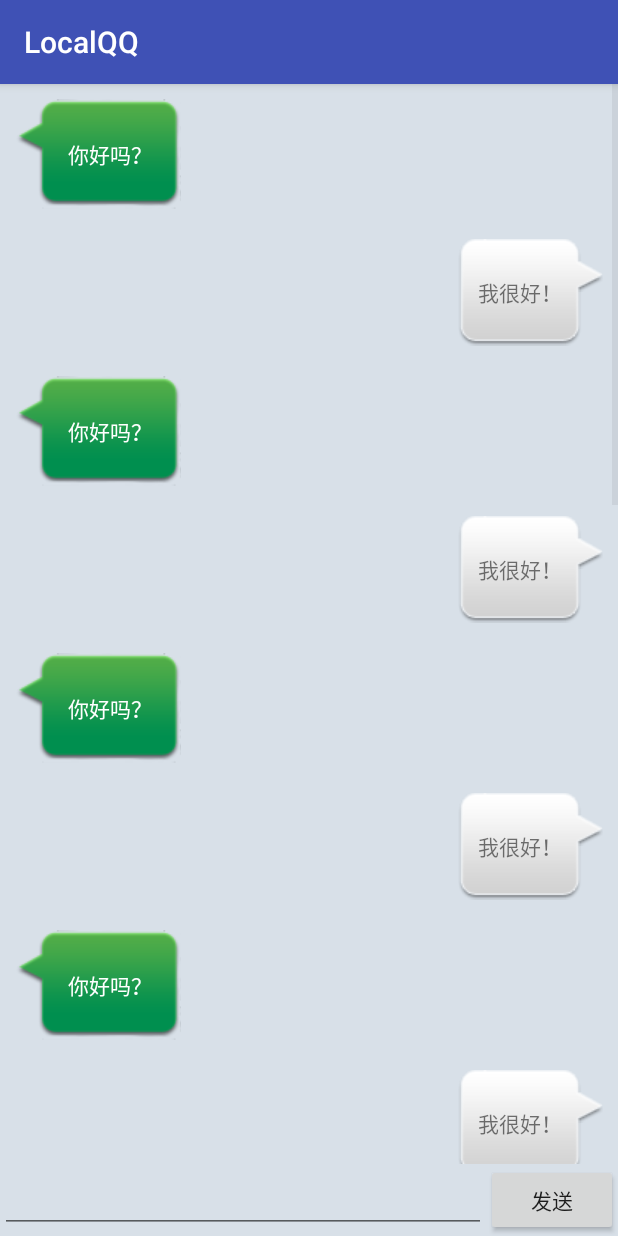
After one commit to dengjianno1/localqq, an Android app: the ChatActivity screen opened directly, with no data from a screen before it, on a phone screen of 412 x 824 dp. The commit adds this screen. Run offline under Robolectric (Android 15) with nearby library versions, the phone set to English and light mode, and no system bars.

Commit message:
添加聊天界面。

```diff
--- a/app/src/main/AndroidManifest.xml
+++ b/app/src/main/AndroidManifest.xml
@@ -1,7 +1,9 @@
 <?xml version="1.0" encoding="utf-8"?>
 <manifest xmlns:android="http://schemas.android.com/apk/res/android"
     package="com.djsoft.localqq">
+
     <uses-permission android:name="android.permission.INTERNET" />
+
     <application
         android:name=".MyApplication"
         android:allowBackup="true"
@@ -20,7 +22,9 @@
         <service
             android:name=".service.ReceiveService"
             android:enabled="true"
-            android:exported="true"></service>
+            android:exported="true" />
+
+        <activity android:name=".ChatActivity"></activity>
     </application>
 
 </manifest>
--- /dev/null
+++ b/app/src/main/java/com/djsoft/localqq/ChatActivity.java
@@ -0,0 +1,39 @@
+package com.djsoft.localqq;
+
+import android.support.v7.app.AppCompatActivity;
+import android.os.Bundle;
+import android.widget.ListView;
+
+import com.djsoft.localqq.adapter.MsgAdapter;
+import com.djsoft.localqq.db.Msg;
+
+import java.util.ArrayList;
+import java.util.List;
+
+public class ChatActivity extends AppCompatActivity {
+    private List<Msg> msgList=new ArrayList<>();
+    @Override
+    protected void onCreate(Bundle savedInstanceState) {
+        super.onCreate(savedInstanceState);
+        setContentView(R.layout.activity_chat);
+        initMsg();
+        MsgAdapter msgAdapter=new MsgAdapter(this, R.layout.msg_item,msgList);
+        ListView listView=(ListView) findViewById(R.id.msg_list_view);
+        listView.setAdapter(msgAdapter);
+    }
+    private void initMsg(){
+        for (int i = 0; i < 20; i++) {
+            if (i%2==0){
+                Msg msg=new Msg();
+                msg.setType(Msg.TYPE_RECEIVED);
+                msg.setContent("你好吗？");
+                msgList.add(msg);
+            }else {
+                Msg msg=new Msg();
+                msg.setType(Msg.TYPE_SENT);
+                msg.setContent("我很好！");
+                msgList.add(msg);
+            }
+        }
+    }
+}
--- a/app/src/main/java/com/djsoft/localqq/adapter/FriendAdapter.java
+++ b/app/src/main/java/com/djsoft/localqq/adapter/FriendAdapter.java
@@ -1,12 +1,16 @@
 package com.djsoft.localqq.adapter;
 
+import android.content.Intent;
 import android.support.v7.widget.RecyclerView;
 import android.view.LayoutInflater;
 import android.view.View;
 import android.view.ViewGroup;
 import android.widget.ImageView;
 import android.widget.TextView;
+import android.widget.Toast;
 
+import com.djsoft.localqq.ChatActivity;
+import com.djsoft.localqq.MyApplication;
 import com.djsoft.localqq.R;
 import com.djsoft.localqq.db.Friend;
 
@@ -26,7 +30,18 @@ public class FriendAdapter extends RecyclerView.Adapter<FriendAdapter.ViewHolder
     @Override
     public ViewHolder onCreateViewHolder(ViewGroup parent, int viewType) {
         View view= LayoutInflater.from(parent.getContext()).inflate(R.layout.friend_item,parent,false);
-        ViewHolder holder=new ViewHolder(view);
+        final ViewHolder holder=new ViewHolder(view);
+        holder.friendView.setOnClickListener(new View.OnClickListener() {
+            @Override
+            public void onClick(View v) {
+                int position=holder.getAdapterPosition();
+                Friend friend=mFriendList.get(position);
+                Toast.makeText(MyApplication.getContext(), friend.toString(), Toast.LENGTH_SHORT).show();
+                Intent chatIntent=new Intent(MyApplication.getContext(), ChatActivity.class);
+                chatIntent.addFlags(Intent.FLAG_ACTIVITY_NEW_TASK);
+                MyApplication.getContext().startActivity(chatIntent);
+            }
+        });
         return holder;
     }
 
@@ -44,11 +59,13 @@ public class FriendAdapter extends RecyclerView.Adapter<FriendAdapter.ViewHolder
     }
 
     static class ViewHolder extends RecyclerView.ViewHolder{
+        View friendView;
         ImageView friendImage;
         TextView friendName;
         TextView friendAddress;
         public ViewHolder(View itemView) {
             super(itemView);
+            friendView=itemView;
             friendImage=(ImageView) itemView.findViewById(R.id.friend_image);
             friendName=(TextView) itemView.findViewById(R.id.friend_name);
             friendAddress=(TextView) itemView.findViewById(R.id.friend_address);
--- /dev/null
+++ b/app/src/main/java/com/djsoft/localqq/adapter/MsgAdapter.java
@@ -0,0 +1,50 @@
+package com.djsoft.localqq.adapter;
+
+import android.content.Context;
+import android.support.annotation.LayoutRes;
+import android.support.annotation.NonNull;
+import android.support.annotation.Nullable;
+import android.view.LayoutInflater;
+import android.view.View;
+import android.view.ViewGroup;
+import android.widget.ArrayAdapter;
+import android.widget.LinearLayout;
+import android.widget.TextView;
+
+import com.djsoft.localqq.R;
+import com.djsoft.localqq.db.Msg;
+
+import java.util.List;
+
+/**
+ * Created by dengjian on 2017/6/4.
+ */
+
+public class MsgAdapter extends ArrayAdapter<Msg> {
+    private int resourceId;
+    public MsgAdapter(@NonNull Context context, @LayoutRes int resource, @NonNull List<Msg> objects) {
+        super(context, resource, objects);
+        resourceId=resource;
+    }
+
+    @NonNull
+    @Override
+    public View getView(int position, @Nullable View convertView, @NonNull ViewGroup parent) {
+        Msg msg=getItem(position);
+        View view= LayoutInflater.from(getContext()).inflate(resourceId, parent,false);
+        LinearLayout leftLayout=(LinearLayout) view.findViewById(R.id.left_layout);
+        LinearLayout rightLayout=(LinearLayout) view.findViewById(R.id.right_layout);
+        TextView leftMsg=(TextView) view.findViewById(R.id.left_msg);
+        TextView rightMsg=(TextView) view.findViewById(R.id.right_msg);
+        if (msg.getType()==Msg.TYPE_RECEIVED){
+            rightLayout.setVisibility(View.GONE);
+            leftLayout.setVisibility(View.VISIBLE);
+            leftMsg.setText(msg.getContent());
+        }else if (msg.getType()==Msg.TYPE_SENT){
+            leftLayout.setVisibility(View.GONE);
+            rightLayout.setVisibility(View.VISIBLE);
+            rightMsg.setText(msg.getContent());
+        }
+        return view;
+    }
+}
--- /dev/null
+++ b/app/src/main/java/com/djsoft/localqq/db/Msg.java
@@ -0,0 +1,55 @@
+package com.djsoft.localqq.db;
+
+/**
+ * Created by dengjian on 2017/6/4.
+ */
+
+public class Msg {
+    public static final int TYPE_RECEIVED=0;
+    public static final int TYPE_SENT=1;
+    private int id;
+    private String content;
+    private int type;
+    private Friend fromFriend;
+    private String dataTime;
+
+    public int getId() {
+        return id;
+    }
+
+    public void setId(int id) {
+        this.id = id;
+    }
+
+    public String getContent() {
+        return content;
+    }
+
+    public void setContent(String content) {
+        this.content = content;
+    }
+
+    public int getType() {
+        return type;
+    }
+
+    public void setType(int type) {
+        this.type = type;
+    }
+
+    public Friend getFromFriend() {
+        return fromFriend;
+    }
+
+    public void setFromFriend(Friend fromFriend) {
+        this.fromFriend = fromFriend;
+    }
+
+    public String getDataTime() {
+        return dataTime;
+    }
+
+    public void setDataTime(String dataTime) {
+        this.dataTime = dataTime;
+    }
+}
--- /dev/null
+++ b/app/src/main/res/layout/activity_chat.xml
@@ -0,0 +1,26 @@
+<?xml version="1.0" encoding="utf-8"?>
+<LinearLayout xmlns:android="http://schemas.android.com/apk/res/android"
+    android:orientation="vertical" android:layout_width="match_parent"
+    android:layout_height="match_parent" android:background="#d8e0e8">
+    <ListView
+        android:id="@+id/msg_list_view"
+        android:layout_width="match_parent"
+        android:layout_height="0dp"
+        android:layout_weight="1"
+        android:divider="@null"/>
+    <LinearLayout
+        android:layout_width="match_parent"
+        android:layout_height="wrap_content">
+        <EditText
+            android:id="@+id/input_text"
+            android:layout_width="0dp"
+            android:layout_height="wrap_content"
+            android:layout_weight="1"
+            android:maxLines="2"/>
+        <Button
+            android:id="@+id/send"
+            android:layout_width="wrap_content"
+            android:layout_height="wrap_content"
+            android:text="发送"/>
+    </LinearLayout>
+</LinearLayout>
--- /dev/null
+++ b/app/src/main/res/layout/msg_item.xml
@@ -0,0 +1,33 @@
+<?xml version="1.0" encoding="utf-8"?>
+<LinearLayout xmlns:android="http://schemas.android.com/apk/res/android"
+    android:orientation="vertical" android:layout_width="match_parent"
+    android:layout_height="wrap_content" android:padding="10dp">
+    <LinearLayout
+        android:id="@+id/left_layout"
+        android:layout_width="wrap_content"
+        android:layout_height="wrap_content"
+        android:layout_gravity="left"
+        android:background="@drawable/message_left">
+        <TextView
+            android:id="@+id/left_msg"
+            android:layout_width="wrap_content"
+            android:layout_height="wrap_content"
+            android:layout_gravity="center"
+            android:layout_margin="10dp"
+            android:textColor="#fff"/>
+    </LinearLayout>
+    <LinearLayout
+        android:id="@+id/right_layout"
+        android:layout_width="wrap_content"
+        android:layout_height="wrap_content"
+        android:layout_gravity="right"
+        android:background="@drawable/message_right">
+
+        <TextView
+            android:id="@+id/right_msg"
+            android:layout_width="wrap_content"
+            android:layout_height="wrap_content"
+            android:layout_gravity="center"
+            android:layout_margin="10dp" />
+    </LinearLayout>
+</LinearLayout>
```
Also changed, not shown: app/src/main/res/drawable/message_left.9.png (added), app/src/main/res/drawable/message_right.9.png (added).
